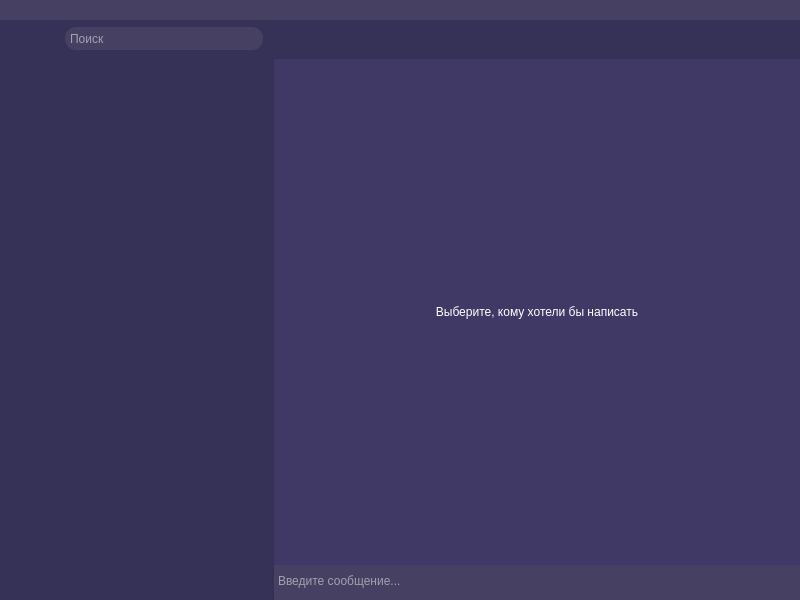
Before: the Qt Designer form client/GUI/UI_MainWindow.ui in Vityshha/desktop-messenger, drawn with Qt 5.
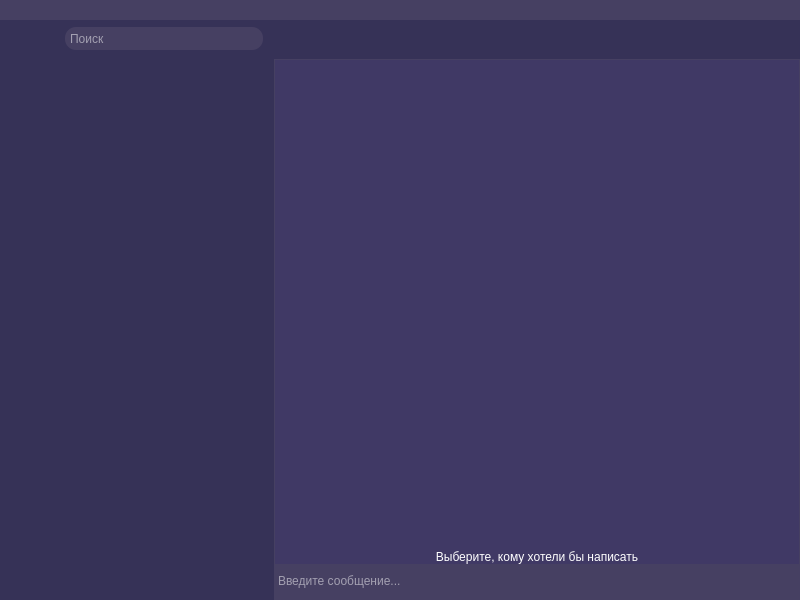
After: the same form once the commit is applied. Icons and pictures are not drawn.

What changed in the file:
```diff
--- a/client/GUI/UI_MainWindow.ui
+++ b/client/GUI/UI_MainWindow.ui
@@ -442,6 +442,65 @@
                  <number>0</number>
                 </property>
                 <item>
+                 <widget class="QScrollArea" name="scrollArea">
+                  <property name="styleSheet">
+                   <string notr="true">QScrollBar:vertical {
+    background: rgb(11, 255, 68); /* Цвет фона вертикальной полосы прокрутки */
+	
+	background-color: rgb(255, 255, 28);
+}
+
+QScrollBar::handle:vertical {
+    background: rgb(255, 10, 128); /* Цвет ползунка */
+    border: none; /* Убираем границу ползунка */
+	
+	background-color: rgb(255, 242, 255);
+}
+QScrollArea {
+    border: 1px solid transparent; /* Установка прозрачной границы */
+}</string>
+                  </property>
+                  <property name="lineWidth">
+                   <number>1</number>
+                  </property>
+                  <property name="horizontalScrollBarPolicy">
+                   <enum>Qt::ScrollBarAlwaysOff</enum>
+                  </property>
+                  <property name="sizeAdjustPolicy">
+                   <enum>QAbstractScrollArea::AdjustIgnored</enum>
+                  </property>
+                  <property name="widgetResizable">
+                   <bool>true</bool>
+                  </property>
+                  <property name="alignment">
+                   <set>Qt::AlignBottom|Qt::AlignLeading|Qt::AlignLeft</set>
+                  </property>
+                  <widget class="QWidget" name="scrollAreaWidgetContents">
+                   <property name="geometry">
+                    <rect>
+                     <x>0</x>
+                     <y>0</y>
+                     <width>524</width>
+                     <height>502</height>
+                    </rect>
+                   </property>
+                   <layout class="QHBoxLayout" name="horizontalLayout_5">
+                    <property name="spacing">
+                     <number>0</number>
+                    </property>
+                    <property name="leftMargin">
+                     <number>0</number>
+                    </property>
+                    <property name="topMargin">
+                     <number>0</number>
+                    </property>
+                    <property name="rightMargin">
+                     <number>0</number>
+                    </property>
+                    <property name="bottomMargin">
+                     <number>0</number>
+                    </property>
+                    <item>
                  <widget class="QLabel" name="sms_label">
                   <property name="sizePolicy">
                    <sizepolicy hsizetype="Preferred" vsizetype="Expanding">
@@ -456,9 +515,19 @@
                   <property name="text">
                    <string>Выберите, кому хотели бы написать</string>
                   </property>
+                      <property name="textFormat">
+                       <enum>Qt::AutoText</enum>
+                      </property>
                   <property name="alignment">
-                   <set>Qt::AlignCenter</set>
-                  </property>
+                       <set>Qt::AlignBottom|Qt::AlignHCenter</set>
+                      </property>
+                      <property name="margin">
+                       <number>20</number>
+                      </property>
+                     </widget>
+                    </item>
+                   </layout>
+                  </widget>
                  </widget>
                 </item>
                </layout>
```
Left out of the diff: 18 changed lines with no effect on the pictures. Lines whose indentation alone changed are shown as unchanged.
